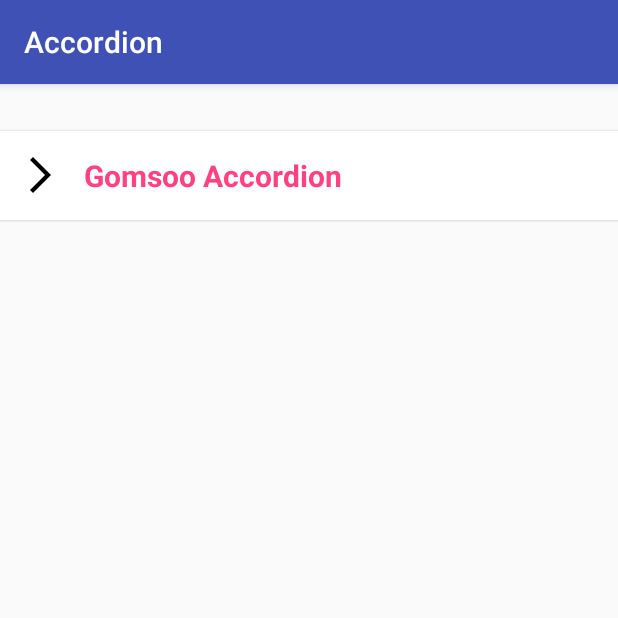
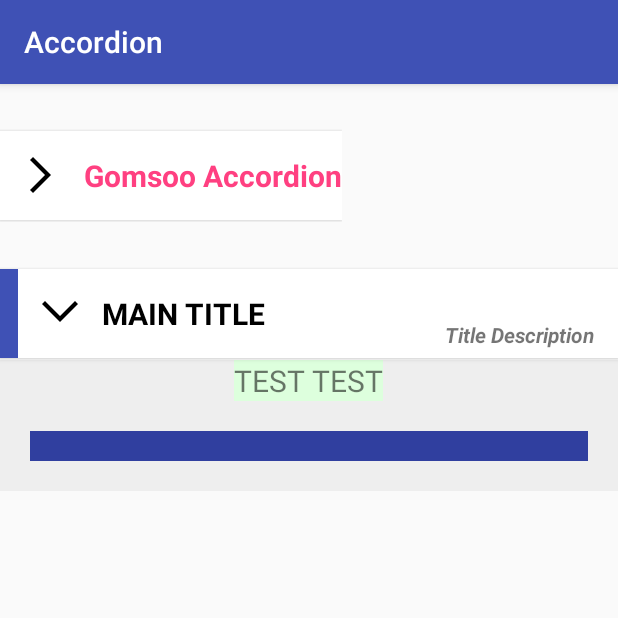
Before and after one commit to Gomsoo/CollapsibleLayout, an Android app: the screen it shows after launch (MainActivity), after a tap on "Gomsoo Accordion", on a phone screen of 412 x 824 dp, the top half of it. Run offline under Robolectric (Android 15) with nearby library versions, the phone set to English and light mode, and no system bars.

Commit message:
Add custom title view setter

```diff
--- a/accordion/src/main/java/com/gomsoo/accordion/AccordionFragment.java
+++ b/accordion/src/main/java/com/gomsoo/accordion/AccordionFragment.java
@@ -25,7 +25,7 @@ import android.widget.TextView;
  */
 public class AccordionFragment extends Fragment implements View.OnClickListener {
 
-    private FrameLayout mContentLayout;
+    private FrameLayout mContentContainer;
     private int mExpandedHeight;
     private int mExpandedParamsHeight;
 
@@ -41,6 +41,9 @@ public class AccordionFragment extends Fragment implements View.OnClickListener
 
     private TextView mTitleView;
     private Title mTitle;
+
+    private FrameLayout mTitleContainer;
+    private View mCustomTitleView;
 
     private static class Title {
         private String text;
@@ -61,18 +64,28 @@ public class AccordionFragment extends Fragment implements View.OnClickListener
         View rootView = inflater.inflate(R.layout.accordion_layout, container, false);
 
         rootView.findViewById(R.id.accordionHeader).setOnClickListener(this);
-
+        mTitleContainer = rootView.findViewById(R.id.accordionHeaderTitleContainer);
         mColorBandView = rootView.findViewById(R.id.accordionHeaderColorBand);
         applyColorBandVisibility();
 
         mMarkView = rootView.findViewById(R.id.accordionHeaderMarkView);
+        mTitleView = rootView.findViewById(R.id.accordionHeaderTitleView);
 
-        mTitleView = rootView.findViewById(R.id.accordionHeaderTitleView);
-        applyTitle();
+        mContentContainer = rootView.findViewById(R.id.accordionContentContainer);
 
-        mContentLayout = rootView.findViewById(R.id.accordionContentLayout);
+        return rootView;
+    }
+
+    @Override
+    public void onViewCreated(@NonNull View view, @Nullable Bundle savedInstanceState) {
+        super.onViewCreated(view, savedInstanceState);
+
+        if (mCustomTitleView != null)
+            attachCustomTitleView();
+        else
+            applyTitle();
+
         attachContentView();
-        return rootView;
     }
 
     @Override
@@ -84,7 +97,7 @@ public class AccordionFragment extends Fragment implements View.OnClickListener
     }
 
     public void setContentView(@LayoutRes int layoutResId) {
-        mContentView = LayoutInflater.from(getContext()).inflate(layoutResId, mContentLayout, false);
+        mContentView = LayoutInflater.from(getContext()).inflate(layoutResId, mContentContainer, false);
         mContentViewParams = null;
         attachContentView();
     }
@@ -164,6 +177,16 @@ public class AccordionFragment extends Fragment implements View.OnClickListener
         applyColorBandVisibility();
     }
 
+    public void setTitleView(@LayoutRes int layoutResId) {
+        mCustomTitleView = LayoutInflater.from(getContext()).inflate(layoutResId, mTitleContainer, false);
+        attachCustomTitleView();
+    }
+
+    public void setTitleView(View view) {
+        mCustomTitleView = view;
+        attachCustomTitleView();
+    }
+
     public void setAnimationDuration(long durationInMillis) {
         mAnimationDurationInMillis = durationInMillis;
     }
@@ -174,7 +197,7 @@ public class AccordionFragment extends Fragment implements View.OnClickListener
 
     public void expand(long durationInMillis) {
         mIsExpand = true;
-        mContentLayout.startAnimation(new ExpandAnimation(mContentLayout,
+        mContentContainer.startAnimation(new ExpandAnimation(mContentContainer,
                 mExpandedHeight, mExpandedParamsHeight, mMarkView, durationInMillis));
     }
 
@@ -184,30 +207,40 @@ public class AccordionFragment extends Fragment implements View.OnClickListener
 
     public void collapse(long durationInMillis) {
         if (mExpandedHeight == 0 || mExpandedParamsHeight == 0) {
-            mExpandedHeight = mContentLayout.getHeight();
-            mExpandedParamsHeight = mContentLayout.getLayoutParams().height;
+            mExpandedHeight = mContentContainer.getHeight();
+            mExpandedParamsHeight = mContentContainer.getLayoutParams().height;
         }
         mIsExpand = false;
-        mContentLayout.startAnimation(
-                new CollapseAnimation(mContentLayout, mMarkView, durationInMillis));
+        mContentContainer.startAnimation(
+                new CollapseAnimation(mContentContainer, mMarkView, durationInMillis));
     }
 
     private void attachContentView() {
-        if (mContentLayout == null || mContentView == null) return;
+        if (mContentContainer == null || mContentView == null) return;
 
-        mContentLayout.removeAllViews();
+        mContentContainer.removeAllViews();
 
         if (mContentViewParams == null)
-            mContentLayout.addView(mContentView);
+            mContentContainer.addView(mContentView);
         else
-            mContentLayout.addView(mContentView, mContentViewParams);
+            mContentContainer.addView(mContentView, mContentViewParams);
 
-        mContentLayout.requestLayout();
-        mContentLayout.invalidate();
+        mContentContainer.requestLayout();
+        mContentContainer.invalidate();
+    }
+
+    private void attachCustomTitleView() {
+        if (mTitleContainer == null || mCustomTitleView == null) return;
+
+        mTitleContainer.addView(mCustomTitleView);
+        mTitleView.setVisibility(View.INVISIBLE);
+        mTitleContainer.requestLayout();
+        mTitleContainer.invalidate();
     }
 
     private void applyTitle() {
         if (mTitleView == null) return;
+        if (mTitleView.getVisibility() != View.VISIBLE) mTitleView.setVisibility(View.VISIBLE);
         mTitleView.setText(mTitle.text);
 
         mTitleView.setTypeface(mTitleView.getTypeface(), mTitle.titleBold ?
--- a/accordion/src/main/java/com/gomsoo/accordion/AccordionView.java
+++ b/accordion/src/main/java/com/gomsoo/accordion/AccordionView.java
@@ -15,7 +15,7 @@ import android.widget.FrameLayout;
  */
 public class AccordionView extends ViewGroup {
 
-    private FrameLayout mContentLayout;
+    private FrameLayout mContentContainer;
 
     public AccordionView(Context context) {
         this(context, null);
@@ -64,7 +64,7 @@ public class AccordionView extends ViewGroup {
             }
         }
         super.addView(rootView, -1, params);
-        mContentLayout = rootView.findViewById(R.id.accordionContentLayout);
+        mContentContainer = rootView.findViewById(R.id.accordionContentContainer);
     }
 
     @Override
@@ -184,22 +184,22 @@ public class AccordionView extends ViewGroup {
     }
 
     public void setContentView(@LayoutRes int layoutResID) {
-        mContentLayout.removeAllViews();
-        inflate(getContext(), layoutResID, mContentLayout);
+        mContentContainer.removeAllViews();
+        inflate(getContext(), layoutResID, mContentContainer);
         requestLayout();
         invalidate();
     }
 
     public void setContentView(View view) {
-        mContentLayout.removeAllViews();
-        mContentLayout.addView(view);
+        mContentContainer.removeAllViews();
+        mContentContainer.addView(view);
         requestLayout();
         invalidate();
     }
 
     public void setContentView(View view, ViewGroup.LayoutParams params) {
-        mContentLayout.removeAllViews();
-        mContentLayout.addView(view, params);
+        mContentContainer.removeAllViews();
+        mContentContainer.addView(view, params);
         requestLayout();
         invalidate();
     }
--- a/accordion/src/main/res/layout/accordion_layout.xml
+++ b/accordion/src/main/res/layout/accordion_layout.xml
@@ -6,6 +6,7 @@
     android:orientation="vertical">
 
     <android.support.v7.widget.CardView
+        android:id="@+id/accordionHeaderContainer"
         android:layout_width="match_parent"
         android:layout_height="wrap_content"
         android:layout_marginBottom="1dp"
@@ -34,6 +35,11 @@
                 android:contentDescription="@string/expand_or_collpase"
                 android:src="@drawable/arrow_down" />
 
+            <FrameLayout
+                android:id="@+id/accordionHeaderTitleContainer"
+                android:layout_width="match_parent"
+                android:layout_height="wrap_content">
+
                 <TextView
                     android:id="@+id/accordionHeaderTitleView"
                     android:layout_width="wrap_content"
@@ -42,12 +48,14 @@
                     android:layout_marginTop="16dp"
                     android:text="HEADER TITLE" />
 
+            </FrameLayout>
+
         </LinearLayout>
 
     </android.support.v7.widget.CardView>
 
     <FrameLayout
-        android:id="@+id/accordionContentLayout"
+        android:id="@+id/accordionContentContainer"
         android:layout_width="match_parent"
         android:layout_height="match_parent" />
 
--- a/app/src/main/java/com/gomsoo/accordion/sample/MainActivity.java
+++ b/app/src/main/java/com/gomsoo/accordion/sample/MainActivity.java
@@ -15,12 +15,17 @@ public class MainActivity extends AppCompatActivity {
         super.onCreate(savedInstanceState);
         setContentView(R.layout.activity_main);
 
-        AccordionFragment fragment = (AccordionFragment)
-                getSupportFragmentManager().findFragmentById(R.id.accordionFragment);
-        fragment.setContentView(R.layout.accordion_content);
-        fragment.setTitle(R.string.title, true, false);
-        fragment.setTitleSize(20);
-        fragment.setTitleColorByResource(R.color.colorAccent);
-        fragment.setShowColorBand(false);
+        AccordionFragment fragment1 = (AccordionFragment)
+                getSupportFragmentManager().findFragmentById(R.id.accordionFragment1);
+        fragment1.setContentView(R.layout.accordion_content);
+        fragment1.setTitle(R.string.title, true, false);
+        fragment1.setTitleSize(20);
+        fragment1.setTitleColorByResource(R.color.colorAccent);
+        fragment1.setShowColorBand(false);
+
+        AccordionFragment fragment2 = (AccordionFragment)
+                getSupportFragmentManager().findFragmentById(R.id.accordionFragment2);
+        fragment2.setContentView(R.layout.accordion_content);
+        fragment2.setTitleView(R.layout.custom_title);
     }
 }
--- a/app/src/main/res/layout/activity_main.xml
+++ b/app/src/main/res/layout/activity_main.xml
@@ -1,17 +1,29 @@
 <?xml version="1.0" encoding="utf-8"?>
-<LinearLayout xmlns:android="http://schemas.android.com/apk/res/android"
+<ScrollView xmlns:android="http://schemas.android.com/apk/res/android"
     xmlns:app="http://schemas.android.com/apk/res-auto"
     xmlns:tools="http://schemas.android.com/tools"
     android:layout_width="match_parent"
     android:layout_height="match_parent"
-    android:orientation="vertical"
     tools:context="com.gomsoo.accordion.sample.MainActivity">
 
-    <fragment
-        android:id="@+id/accordionFragment"
-        android:name="com.gomsoo.accordion.AccordionFragment"
+    <LinearLayout
         android:layout_width="match_parent"
         android:layout_height="wrap_content"
-        android:layout_marginTop="30dp" />
+        android:orientation="vertical">
 
-</LinearLayout>
+        <fragment
+            android:id="@+id/accordionFragment1"
+            android:name="com.gomsoo.accordion.AccordionFragment"
+            android:layout_width="wrap_content"
+            android:layout_height="wrap_content"
+            android:layout_marginTop="30dp" />
+
+        <fragment
+            android:id="@+id/accordionFragment2"
+            android:name="com.gomsoo.accordion.AccordionFragment"
+            android:layout_width="match_parent"
+            android:layout_height="wrap_content"
+            android:layout_marginTop="30dp" />
+
+    </LinearLayout>
+</ScrollView>
--- /dev/null
+++ b/app/src/main/res/layout/custom_header.xml
@@ -0,0 +1,24 @@
+<?xml version="1.0" encoding="utf-8"?>
+<LinearLayout xmlns:android="http://schemas.android.com/apk/res/android"
+    android:layout_width="match_parent"
+    android:layout_height="wrap_content"
+    android:gravity="center_vertical"
+    android:orientation="horizontal">
+
+    <ImageView
+        android:layout_width="wrap_content"
+        android:layout_height="wrap_content"
+        android:layout_marginEnd="16dp"
+        android:layout_marginStart="16dp"
+        android:src="@mipmap/ic_launcher_round" />
+
+    <TextView
+        android:layout_width="wrap_content"
+        android:layout_height="wrap_content"
+        android:layout_marginBottom="16dp"
+        android:layout_marginTop="16dp"
+        android:text="@string/app_name"
+        android:textSize="18sp"
+        android:textStyle="bold|italic" />
+
+</LinearLayout>
--- /dev/null
+++ b/app/src/main/res/layout/custom_title.xml
@@ -0,0 +1,33 @@
+<?xml version="1.0" encoding="utf-8"?>
+<android.support.constraint.ConstraintLayout xmlns:android="http://schemas.android.com/apk/res/android"
+    xmlns:app="http://schemas.android.com/apk/res-auto"
+    android:layout_width="match_parent"
+    android:layout_height="wrap_content">
+
+    <TextView
+        android:id="@+id/custom_title_main"
+        android:layout_width="wrap_content"
+        android:layout_height="wrap_content"
+        android:layout_marginBottom="16dp"
+        android:layout_marginTop="16dp"
+        android:text="Main Title"
+        android:textAllCaps="true"
+        android:textColor="#000"
+        android:textSize="20sp"
+        android:textStyle="bold"
+        app:layout_constraintBottom_toBottomOf="parent"
+        app:layout_constraintStart_toStartOf="parent"
+        app:layout_constraintTop_toTopOf="parent" />
+
+    <TextView
+        android:id="@+id/custom_title_description"
+        android:layout_width="wrap_content"
+        android:layout_height="wrap_content"
+        android:layout_marginBottom="6dp"
+        android:layout_marginEnd="16dp"
+        android:text="Title Description"
+        android:textStyle="bold|italic"
+        app:layout_constraintBottom_toBottomOf="parent"
+        app:layout_constraintEnd_toEndOf="parent" />
+
+</android.support.constraint.ConstraintLayout>
```
Lines whose indentation alone changed are shown as unchanged.
